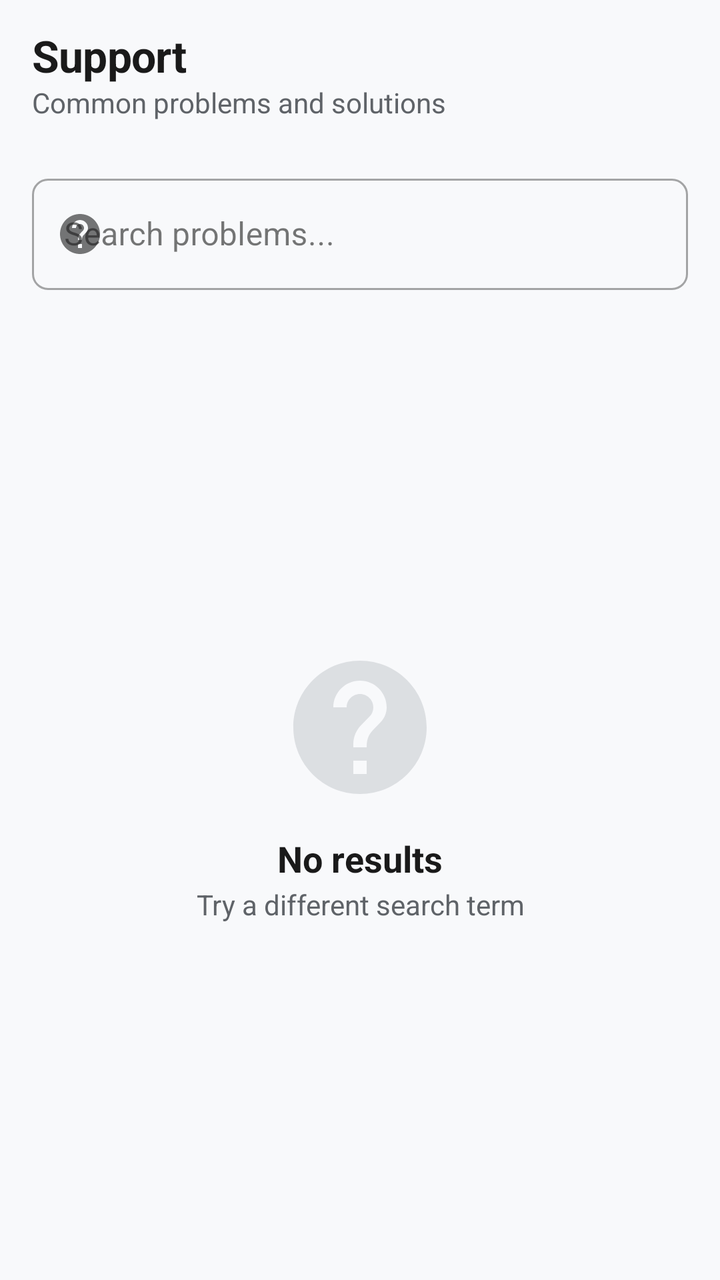
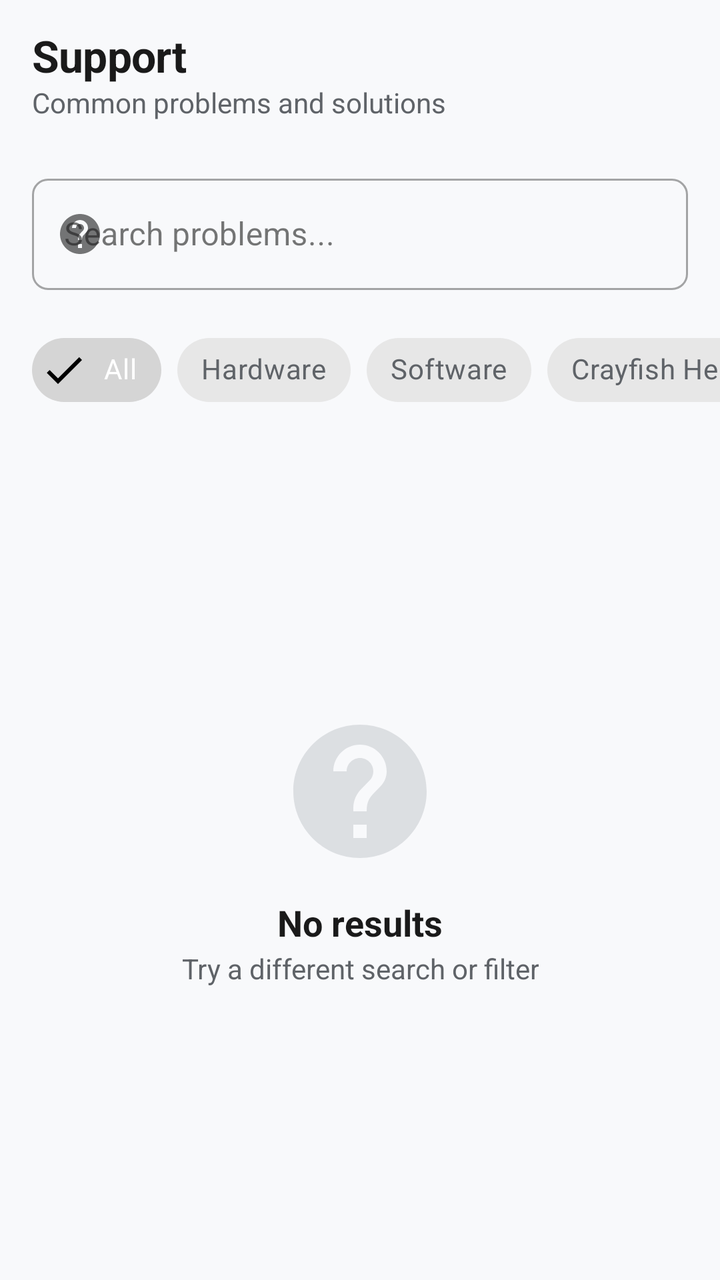

Two renders of the same Android screen: before a commit and after it. Below are the layout's source before the change and the commit's diff.
<!-- AndroidManifest.xml: application theme Theme.CraySafe -->
<!-- res/layout/fragment_support.xml -->
<?xml version="1.0" encoding="utf-8"?>
<androidx.constraintlayout.widget.ConstraintLayout
    xmlns:android="http://schemas.android.com/apk/res/android"
    xmlns:app="http://schemas.android.com/apk/res-auto"
    android:layout_width="match_parent"
    android:layout_height="match_parent"
    android:background="@color/background">

    
    <LinearLayout
        android:id="@+id/headerLayout"
        android:layout_width="match_parent"
        android:layout_height="wrap_content"
        android:orientation="vertical"
        android:padding="@dimen/space_md"
        android:paddingBottom="@dimen/space_sm"
        app:layout_constraintTop_toTopOf="parent">

        <TextView
            style="@style/Text.H2"
            android:layout_width="wrap_content"
            android:layout_height="wrap_content"
            android:text="Support" />

        <TextView
            style="@style/Text.BodyMuted"
            android:layout_width="wrap_content"
            android:layout_height="wrap_content"
            android:text="Common problems and solutions"
            android:layout_marginTop="2dp" />
    </LinearLayout>

    
    <com.google.android.material.textfield.TextInputLayout
        android:id="@+id/tilSearch"
        style="@style/TextInput.Base"
        android:layout_width="0dp"
        android:layout_height="wrap_content"
        android:hint="Search problems..."
        app:startIconDrawable="@drawable/ic_help"
        android:layout_marginHorizontal="@dimen/space_md"
        android:layout_marginTop="@dimen/space_sm"
        app:layout_constraintTop_toBottomOf="@id/headerLayout"
        app:layout_constraintStart_toStartOf="parent"
        app:layout_constraintEnd_toEndOf="parent">

        <com.google.android.material.textfield.TextInputEditText
            android:id="@+id/etSearch"
            android:layout_width="match_parent"
            android:layout_height="wrap_content"
            android:inputType="text"
            android:maxLines="1" />
    </com.google.android.material.textfield.TextInputLayout>

    
    <androidx.recyclerview.widget.RecyclerView
        android:id="@+id/rvDiagnostics"
        android:layout_width="match_parent"
        android:layout_height="0dp"
        android:paddingHorizontal="@dimen/space_md"
        android:paddingBottom="@dimen/space_md"
        android:clipToPadding="false"
        android:visibility="gone"
        android:layout_marginTop="@dimen/space_sm"
        app:layout_constraintTop_toBottomOf="@id/tilSearch"
        app:layout_constraintBottom_toBottomOf="parent" />

    
    <LinearLayout
        android:id="@+id/emptyStateLayout"
        android:layout_width="match_parent"
        android:layout_height="0dp"
        android:gravity="center"
        android:orientation="vertical"
        android:padding="@dimen/space_lg"
        app:layout_constraintTop_toBottomOf="@id/tilSearch"
        app:layout_constraintBottom_toBottomOf="parent">

        <ImageView
            android:layout_width="80dp"
            android:layout_height="80dp"
            android:src="@drawable/ic_help"
            android:alpha="0.3"
            app:tint="@color/text_tertiary"
            android:contentDescription="No results" />

        <TextView
            style="@style/Text.H3"
            android:layout_width="wrap_content"
            android:layout_height="wrap_content"
            android:text="No results"
            android:layout_marginTop="@dimen/space_md" />

        <TextView
            style="@style/Text.BodyMuted"
            android:layout_width="wrap_content"
            android:layout_height="wrap_content"
            android:text="Try a different search term"
            android:gravity="center"
            android:layout_marginTop="@dimen/space_xs" />
    </LinearLayout>

    <ProgressBar
        android:id="@+id/progressBar"
        android:layout_width="24dp"
        android:layout_height="24dp"
        android:visibility="gone"
        app:layout_constraintTop_toBottomOf="@id/tilSearch"
        app:layout_constraintStart_toStartOf="parent"
        app:layout_constraintEnd_toEndOf="parent"
        android:layout_marginTop="@dimen/space_md" />

</androidx.constraintlayout.widget.ConstraintLayout>
<!-- resources referenced by this layout -->
<resources>
  <color name="background">#F8F9FB</color>
  <color name="text_tertiary">#9AA0A6</color>
  <dimen name="space_lg">24dp</dimen>
  <dimen name="space_md">16dp</dimen>
  <dimen name="space_sm">8dp</dimen>
  <dimen name="space_xs">4dp</dimen>
  <!-- drawable ic_help (drawable) -->
  <vector xmlns:android="http://schemas.android.com/apk/res/android"
      android:width="24dp"
      android:height="24dp"
      android:viewportWidth="24"
      android:viewportHeight="24">
      <path
          android:fillColor="#FFFFFF"
          android:pathData="M12,2C6.48,2 2,6.48 2,12s4.48,10 10,10 10,-4.48 10,-10S17.52,2 12,2zM13,19h-2v-2h2v2zM15.07,11.25l-0.9,0.92C13.45,12.9 13,13.5 13,15h-2v-0.5c0,-1.1 0.45,-2.1 1.17,-2.83l1.24,-1.26c0.37,-0.36 0.59,-0.86 0.59,-1.41 0,-1.1 -0.9,-2 -2,-2s-2,0.9 -2,2H8c0,-2.21 1.79,-4 4,-4s4,1.79 4,4c0,0.88 -0.36,1.68 -0.93,2.25z"/>
  </vector>
  <style name="Text.BodyMuted">
          <item name="android:textSize">14sp</item>
          <item name="android:textColor">@color/text_secondary</item>
      </style>
  <style name="Text.H2">
          <item name="android:textSize">22sp</item>
          <item name="android:textStyle">bold</item>
          <item name="android:letterSpacing">-0.01</item>
      </style>
  <style name="Text.H3">
          <item name="android:textSize">18sp</item>
          <item name="android:textStyle">bold</item>
      </style>
  <style name="TextInput.Base" parent="Widget.MaterialComponents.TextInputLayout.OutlinedBox">
          <item name="boxCornerRadiusTopStart">@dimen/radius_sm</item>
          <item name="boxCornerRadiusTopEnd">@dimen/radius_sm</item>
          <item name="boxCornerRadiusBottomStart">@dimen/radius_sm</item>
          <item name="boxCornerRadiusBottomEnd">@dimen/radius_sm</item>
      </style>
  <style name="Theme.CraySafe" parent="Theme.MaterialComponents.Light.NoActionBar">
          <item name="colorPrimary">@color/primary</item>
          <item name="colorPrimaryVariant">@color/primary_dark</item>
          <item name="colorOnPrimary">@color/white</item>
  
          <item name="colorSecondary">@color/secondary</item>
          <item name="colorSecondaryVariant">@color/secondary_dark</item>
          <item name="colorOnSecondary">@color/white</item>
  
          <item name="android:colorBackground">@color/background</item>
          <item name="colorSurface">@color/surface</item>
          <item name="colorOnSurface">@color/text_primary</item>
          <item name="colorError">@color/critical</item>
  
          <item name="android:statusBarColor">@color/primary_dark</item>
          <item name="android:windowLightStatusBar">false</item>
  
          <item name="android:navigationBarColor">@color/surface</item>
      </style>
  <color name="text_secondary">#5F6368</color>
  <dimen name="radius_sm">8dp</dimen>
  <color name="primary">#0066CC</color>
  <color name="primary_dark">#004C99</color>
  <color name="white">#FFFFFFFF</color>
  <color name="secondary">#00B8A0</color>
  <color name="secondary_dark">#008A78</color>
  <color name="surface">#FFFFFF</color>
  <color name="text_primary">#1A1A1A</color>
  <color name="critical">#D32F2F</color>
</resources>

<!-- the commit's change to res/layout/fragment_support.xml (unified diff, before → after) -->
@@ -53,6 +53,79 @@
     </com.google.android.material.textfield.TextInputLayout>
 
     
+    <HorizontalScrollView
+        android:id="@+id/filterScroll"
+        android:layout_width="0dp"
+        android:layout_height="wrap_content"
+        android:layout_marginTop="@dimen/space_md"
+        android:paddingHorizontal="@dimen/space_md"
+        android:scrollbars="none"
+        android:clipToPadding="false"
+        app:layout_constraintTop_toBottomOf="@id/tilSearch"
+        app:layout_constraintStart_toStartOf="parent"
+        app:layout_constraintEnd_toEndOf="parent">
+
+        <com.google.android.material.chip.ChipGroup
+            android:id="@+id/chipGroup"
+            android:layout_width="wrap_content"
+            android:layout_height="wrap_content"
+            app:singleSelection="true"
+            app:singleLine="true"
+            app:selectionRequired="true"
+            app:chipSpacingHorizontal="@dimen/space_sm">
+
+            <com.google.android.material.chip.Chip
+                android:id="@+id/chipAll"
+                style="@style/Widget.MaterialComponents.Chip.Filter"
+                android:layout_width="wrap_content"
+                android:layout_height="wrap_content"
+                android:text="All"
+                android:checkable="true"
+                android:checked="true"
+                android:textAllCaps="false"
+                android:background="@drawable/bg_chip_selector"
+                android:textColor="@color/bg_chip_text_selector"
+                app:chipStrokeWidth="0dp" />
+
+            <com.google.android.material.chip.Chip
+                android:id="@+id/chipHardware"
+                style="@style/Widget.MaterialComponents.Chip.Filter"
+                android:layout_width="wrap_content"
+                android:layout_height="wrap_content"
+                android:text="Hardware"
+                android:checkable="true"
+                android:textAllCaps="false"
+                android:background="@drawable/bg_chip_selector"
+                android:textColor="@color/bg_chip_text_selector"
+                app:chipStrokeWidth="0dp" />
+
+            <com.google.android.material.chip.Chip
+                android:id="@+id/chipSoftware"
+                style="@style/Widget.MaterialComponents.Chip.Filter"
+                android:layout_width="wrap_content"
+                android:layout_height="wrap_content"
+                android:text="Software"
+                android:checkable="true"
+                android:textAllCaps="false"
+                android:background="@drawable/bg_chip_selector"
+                android:textColor="@color/bg_chip_text_selector"
+                app:chipStrokeWidth="0dp" />
+
+            <com.google.android.material.chip.Chip
+                android:id="@+id/chipHealth"
+                style="@style/Widget.MaterialComponents.Chip.Filter"
+                android:layout_width="wrap_content"
+                android:layout_height="wrap_content"
+                android:text="Crayfish Health"
+                android:checkable="true"
+                android:textAllCaps="false"
+                android:background="@drawable/bg_chip_selector"
+                android:textColor="@color/bg_chip_text_selector"
+                app:chipStrokeWidth="0dp" />
+        </com.google.android.material.chip.ChipGroup>
+    </HorizontalScrollView>
+
+    
     <androidx.recyclerview.widget.RecyclerView
         android:id="@+id/rvDiagnostics"
         android:layout_width="match_parent"
@@ -61,8 +134,8 @@
         android:paddingBottom="@dimen/space_md"
         android:clipToPadding="false"
         android:visibility="gone"
-        android:layout_marginTop="@dimen/space_sm"
-        app:layout_constraintTop_toBottomOf="@id/tilSearch"
+        android:layout_marginTop="@dimen/space_md"
+        app:layout_constraintTop_toBottomOf="@id/filterScroll"
         app:layout_constraintBottom_toBottomOf="parent" />
 
     
@@ -73,7 +146,7 @@
         android:gravity="center"
         android:orientation="vertical"
         android:padding="@dimen/space_lg"
-        app:layout_constraintTop_toBottomOf="@id/tilSearch"
+        app:layout_constraintTop_toBottomOf="@id/filterScroll"
         app:layout_constraintBottom_toBottomOf="parent">
 
         <ImageView
@@ -95,7 +168,7 @@
             style="@style/Text.BodyMuted"
             android:layout_width="wrap_content"
             android:layout_height="wrap_content"
-            android:text="Try a different search term"
+            android:text="Try a different search or filter"
             android:gravity="center"
             android:layout_marginTop="@dimen/space_xs" />
     </LinearLayout>
@@ -105,7 +178,7 @@
         android:layout_width="24dp"
         android:layout_height="24dp"
         android:visibility="gone"
-        app:layout_constraintTop_toBottomOf="@id/tilSearch"
+        app:layout_constraintTop_toBottomOf="@id/filterScroll"
         app:layout_constraintStart_toStartOf="parent"
         app:layout_constraintEnd_toEndOf="parent"
         android:layout_marginTop="@dimen/space_md" />
<!-- resource entries referenced after the edit -->
@@ -6,6 +6,28 @@
   <dimen name="space_md">16dp</dimen>
   <dimen name="space_sm">8dp</dimen>
   <dimen name="space_xs">4dp</dimen>
+  <!-- drawable bg_chip_selector (drawable) -->
+  <?xml version="1.0" encoding="utf-8"?>
+  <selector xmlns:android="http://schemas.android.com/apk/res/android">
+  
+      
+      <item android:state_selected="true">
+          <shape android:shape="rectangle">
+              <solid android:color="@color/chip_background_selected" />
+              <corners android:radius="100dp" />
+          </shape>
+      </item>
+  
+      
+      <item>
+          <shape android:shape="rectangle">
+              <solid android:color="@color/chip_background" />
+              <corners android:radius="100dp" />
+              <stroke android:width="1dp" android:color="@color/card_stroke" />
+          </shape>
+      </item>
+  
+  </selector>
   <!-- drawable ic_help (drawable) -->
   <vector xmlns:android="http://schemas.android.com/apk/res/android"
       android:width="24dp"
@@ -54,6 +76,9 @@
   
           <item name="android:navigationBarColor">@color/surface</item>
       </style>
+  <color name="chip_background_selected">#0066CC</color>
+  <color name="chip_background">#F1F3F5</color>
+  <color name="card_stroke">#EBEDF0</color>
   <color name="text_secondary">#5F6368</color>
   <dimen name="radius_sm">8dp</dimen>
   <color name="primary">#0066CC</color>
